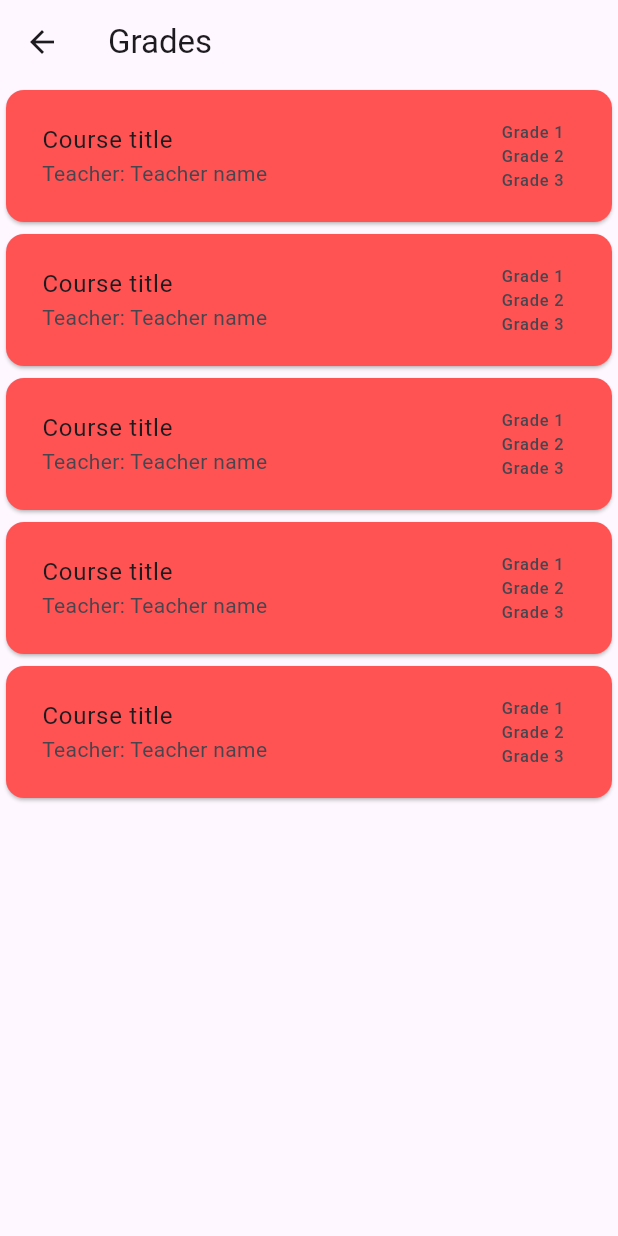
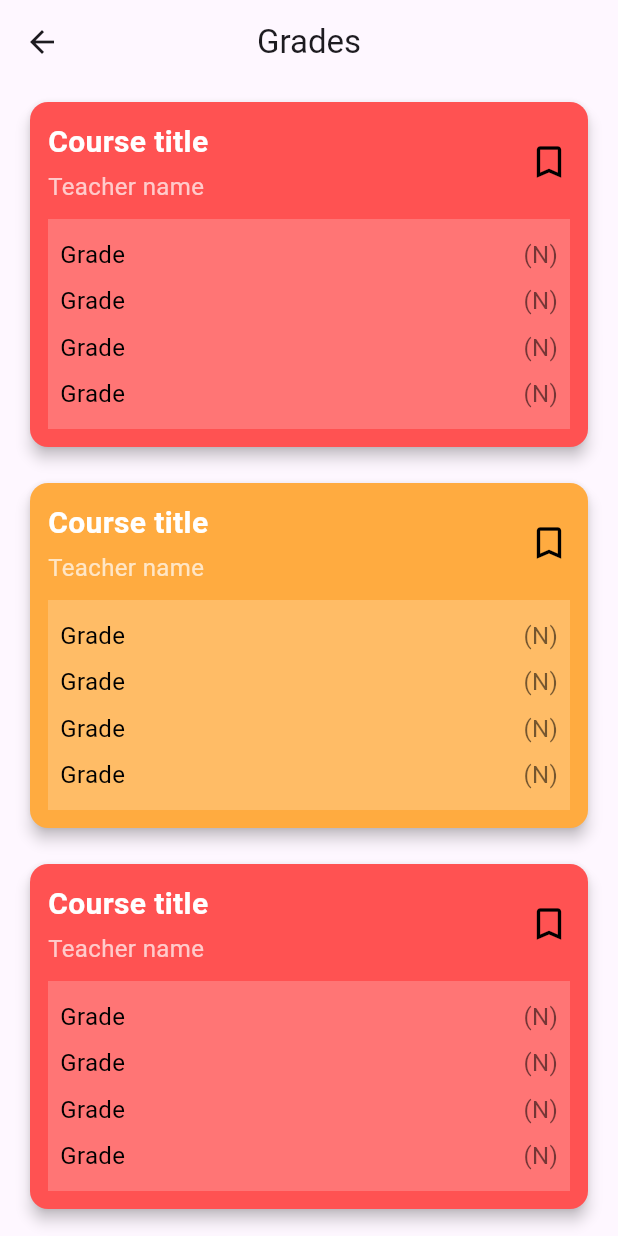
Before and after one commit to AugmentedFocus/AugmentedFocus, a Flutter app: the GradesScreen screen opened directly, on a phone screen of 412 x 824 dp. Run offline on Flutter 3.47's test engine with Material 3 defaults, Android fonts, the phone set to English and light mode, and no system bars; our stand-ins replace flutter_riverpod.

Commit message:
Updated grades screen

```diff
--- a/lib/screens/courses/grades_screen.dart
+++ b/lib/screens/courses/grades_screen.dart
@@ -1,6 +1,4 @@
 import 'package:flutter/material.dart';
-
-import '../../shared/navbar_roots.dart';
 
 class GradesScreen extends StatelessWidget {
   const GradesScreen({super.key});
@@ -9,28 +7,87 @@ class GradesScreen extends StatelessWidget {
   Widget build(BuildContext context) {
     return Scaffold(
       appBar: AppBar(
-        title: Text('Grades'),
+        title: const Text('Grades'),
+        centerTitle: true,
       ),
       body: ListView.builder(
         itemCount: 5,
         itemBuilder: (context, index) {
-          return Card(
-            color: Colors.redAccent,
-            child: Padding(
-              padding: const EdgeInsets.all(8.0),
-              child: ListTile(
-                title: Text('Course title'),
-                subtitle: Text('Teacher: Teacher name'),
-                trailing: SingleChildScrollView(  // Envolver la columna en SingleChildScrollView
-                  child: Column(
-                    mainAxisSize: MainAxisSize.min, // Ajusta el tamaño según el contenido
-                    crossAxisAlignment: CrossAxisAlignment.end, // Alinea las notas a la derecha
-                    children: [
-                      Text('Grade 1'),
-                      Text('Grade 2'),
-                      Text('Grade 3'),
-                    ],
-                  ),
+          return Padding(
+            padding: const EdgeInsets.symmetric(vertical: 8.0, horizontal: 16.0),
+            child: Card(
+              color: index % 2 == 0 ? Colors.redAccent : Colors.orangeAccent,
+              elevation: 4,
+              child: Padding(
+                padding: const EdgeInsets.all(12.0),
+                child: Column(
+                  crossAxisAlignment: CrossAxisAlignment.start,
+                  children: [
+                    Row(
+                      mainAxisAlignment: MainAxisAlignment.spaceBetween,
+                      children: [
+                        Column(
+                          crossAxisAlignment: CrossAxisAlignment.start,
+                          children: const [
+                            Text(
+                              'Course title',
+                              style: TextStyle(
+                                fontSize: 20,
+                                fontWeight: FontWeight.bold,
+                                color: Colors.white,
+                              ),
+                            ),
+                            SizedBox(height: 4),
+                            Text(
+                              'Teacher name',
+                              style: TextStyle(
+                                fontSize: 16,
+                                color: Colors.white70,
+                              ),
+                            ),
+                          ],
+                        ),
+                        const Icon(
+                          Icons.bookmark_border,
+                          color: Colors.black,
+                          size: 28,
+                        ),
+                      ],
+                    ),
+                    const SizedBox(height: 10),
+                    Container(
+                      color: Colors.white.withOpacity(0.2),
+                      padding: const EdgeInsets.all(8.0),
+                      child: Column(
+                        crossAxisAlignment: CrossAxisAlignment.start,
+                        children: [
+                          for (int i = 0; i < 4; i++)
+                            Padding(
+                              padding: const EdgeInsets.symmetric(vertical: 4.0),
+                              child: Row(
+                                mainAxisAlignment: MainAxisAlignment.spaceBetween,
+                                children: const [
+                                  Text(
+                                    'Grade',
+                                    style: TextStyle(
+                                      fontSize: 16,
+                                      color: Colors.black,
+                                    ),
+                                  ),
+                                  Text(
+                                    '(N)',
+                                    style: TextStyle(
+                                      fontSize: 16,
+                                      color: Colors.black54,
+                                    ),
+                                  ),
+                                ],
+                              ),
+                            ),
+                        ],
+                      ),
+                    ),
+                  ],
                 ),
               ),
             ),
```
